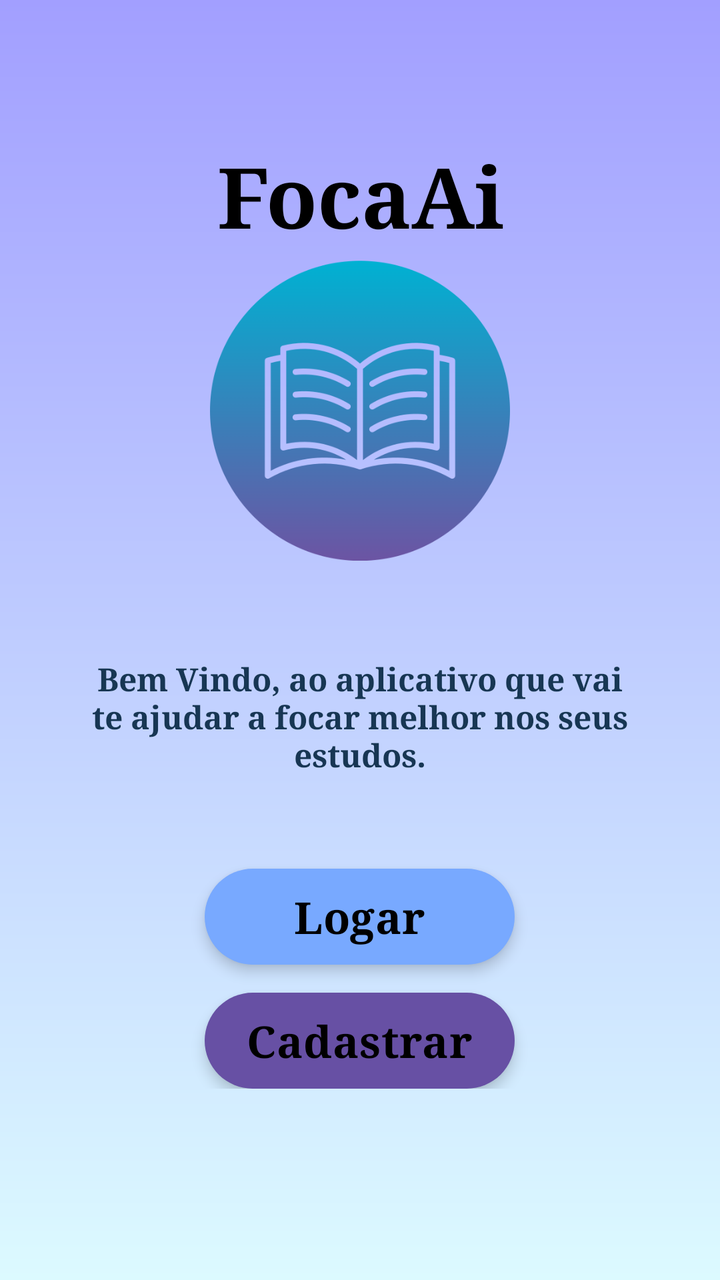
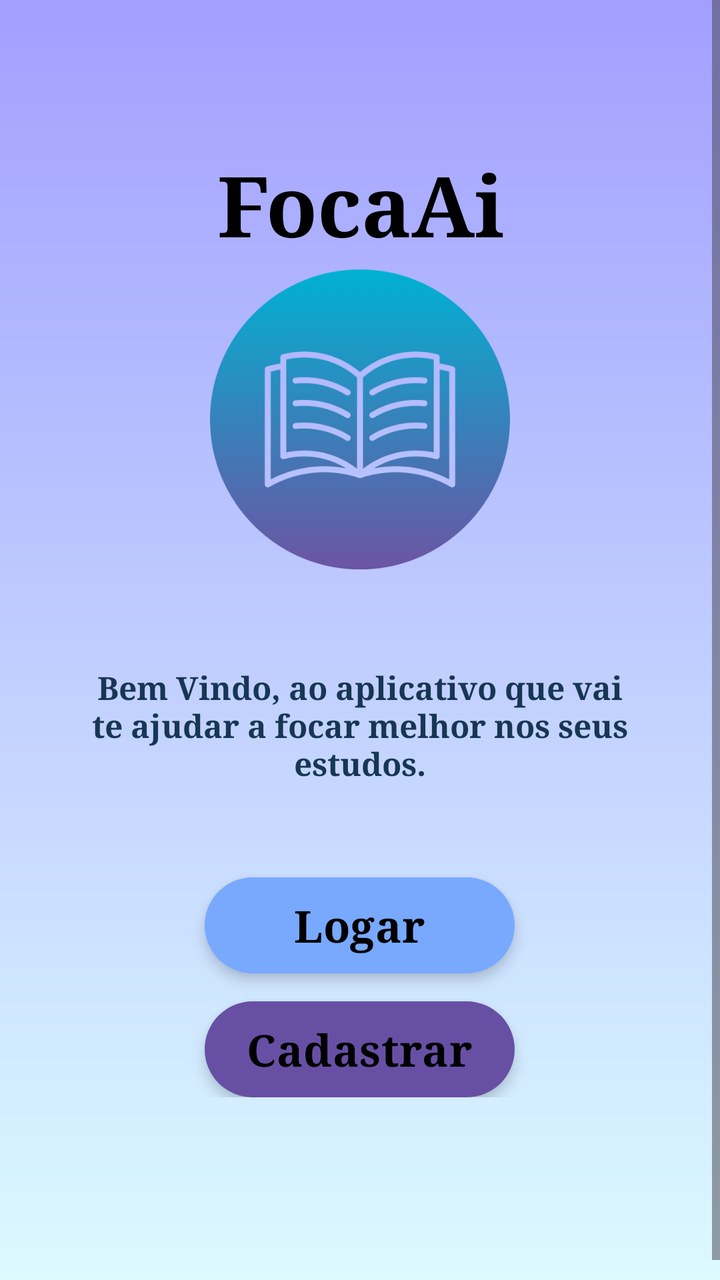

Compare the two renders of this Android layout. The source of the first and the diff that turns it into the second are given below.
<!-- AndroidManifest.xml: application theme Theme.FocaAi -->
<!-- res/layout/activity_main.xml -->
<?xml version="1.0" encoding="utf-8"?>
<androidx.constraintlayout.widget.ConstraintLayout xmlns:android="http://schemas.android.com/apk/res/android"
    xmlns:app="http://schemas.android.com/apk/res-auto"
    xmlns:tools="http://schemas.android.com/tools"
    android:id="@+id/main"
    android:layout_width="match_parent"
    android:layout_height="match_parent"
    android:background="@drawable/bg_foca_gradient"
    tools:context=".activities.MainActivity">

    <LinearLayout
        android:id="@+id/layoutInicio"
        android:layout_width="match_parent"
        android:layout_height="wrap_content"
        android:gravity="center_horizontal"
        android:orientation="vertical"
        android:paddingStart="24dp"
        android:paddingEnd="24dp"
        app:layout_constraintBottom_toBottomOf="parent"
        app:layout_constraintEnd_toEndOf="parent"
        app:layout_constraintStart_toStartOf="parent"
        app:layout_constraintTop_toTopOf="parent"
        app:layout_constraintVertical_bias="0.42">

        <TextView
            android:id="@+id/textView"
            android:layout_width="wrap_content"
            android:layout_height="wrap_content"
            android:fontFamily="serif"
            android:gravity="center"
            android:text="FocaAi"
            android:textColor="#000000"
            android:textSize="42sp"
            android:textStyle="bold" />

        <ImageView
            android:id="@+id/imageView2"
            android:layout_width="150dp"
            android:layout_height="150dp"
            android:layout_marginTop="4dp"
            android:contentDescription="Logo do FocaAi"
            android:scaleType="fitCenter"
            app:srcCompat="@drawable/livro" />

        <TextView
            android:id="@+id/textView2"
            android:layout_width="wrap_content"
            android:layout_height="wrap_content"
            android:layout_marginTop="48dp"
            android:fontFamily="serif"
            android:gravity="center"
            android:maxWidth="280dp"
            android:text="Bem Vindo, ao aplicativo que vai te ajudar a focar melhor nos seus estudos."
            android:textColor="#173653"
            android:textSize="16sp"
            android:textStyle="bold" />

        <Button
            android:id="@+id/buttonLogarInicio"
            android:layout_width="155dp"
            android:layout_height="48dp"
            android:layout_marginTop="46dp"
            android:background="@drawable/button_rounded"
            android:elevation="4dp"
            android:fontFamily="serif"
            android:padding="0dp"
            android:stateListAnimator="@null"
            android:text="Logar"
            android:textAllCaps="false"
            android:textColor="#000000"
            android:textSize="22sp"
            android:textStyle="bold"
            app:backgroundTint="@null" />

        <Button
            android:id="@+id/buttonCadastrarInicio"
            android:layout_width="155dp"
            android:layout_height="48dp"
            android:layout_marginTop="14dp"
            android:background="@drawable/button_rounded"
            android:elevation="4dp"
            android:fontFamily="serif"
            android:padding="0dp"
            android:stateListAnimator="@null"
            android:text="Cadastrar"
            android:textAllCaps="false"
            android:textColor="#000000"
            android:textSize="22sp"
            android:textStyle="bold" />

    </LinearLayout>

</androidx.constraintlayout.widget.ConstraintLayout>
<!-- resources referenced by this layout -->
<resources>
  <!-- drawable bg_foca_gradient (drawable) -->
  <?xml version="1.0" encoding="utf-8"?>
  <shape xmlns:android="http://schemas.android.com/apk/res/android" android:shape="rectangle">
      <gradient android:angle="270" android:startColor="#A29FFF" android:endColor="#DCFAFF" android:type="linear" />
  </shape>
  <!-- drawable button_rounded (drawable) -->
  <?xml version="1.0" encoding="utf-8"?>
  <shape xmlns:android="http://schemas.android.com/apk/res/android"
      android:shape="rectangle">
  
      <solid android:color="#78A9FF" />
  
      <corners android:radius="50dp" />
  
  </shape>
  <!-- drawable livro: png bitmap (drawable, 33037 bytes) -->
  <style name="Theme.FocaAi" parent="Base.Theme.FocaAi" />
  <style name="Base.Theme.FocaAi" parent="Theme.Material3.DayNight.NoActionBar">
          
          
      </style>
</resources>

<!-- the commit's change to res/layout/activity_main.xml (unified diff, before → after) -->
@@ -1,11 +1,18 @@
 <?xml version="1.0" encoding="utf-8"?>
-<androidx.constraintlayout.widget.ConstraintLayout xmlns:android="http://schemas.android.com/apk/res/android"
-    xmlns:app="http://schemas.android.com/apk/res-auto"
-    xmlns:tools="http://schemas.android.com/tools"
+<ScrollView xmlns:android="http://schemas.android.com/apk/res/android"
     android:id="@+id/main"
     android:layout_width="match_parent"
     android:layout_height="match_parent"
     android:background="@drawable/bg_foca_gradient"
+    android:fillViewport="true"
+    android:clipToPadding="false"
+    android:scrollbars="vertical">
+<androidx.constraintlayout.widget.ConstraintLayout xmlns:android="http://schemas.android.com/apk/res/android"
+    xmlns:app="http://schemas.android.com/apk/res-auto"
+    xmlns:tools="http://schemas.android.com/tools"
+    android:layout_width="match_parent" android:minHeight="650dp"
+    android:layout_height="wrap_content"
+   
     tools:context=".activities.MainActivity">
 
     <LinearLayout
@@ -90,4 +97,6 @@
 
     </LinearLayout>
 
+
 </androidx.constraintlayout.widget.ConstraintLayout>
+</ScrollView>
